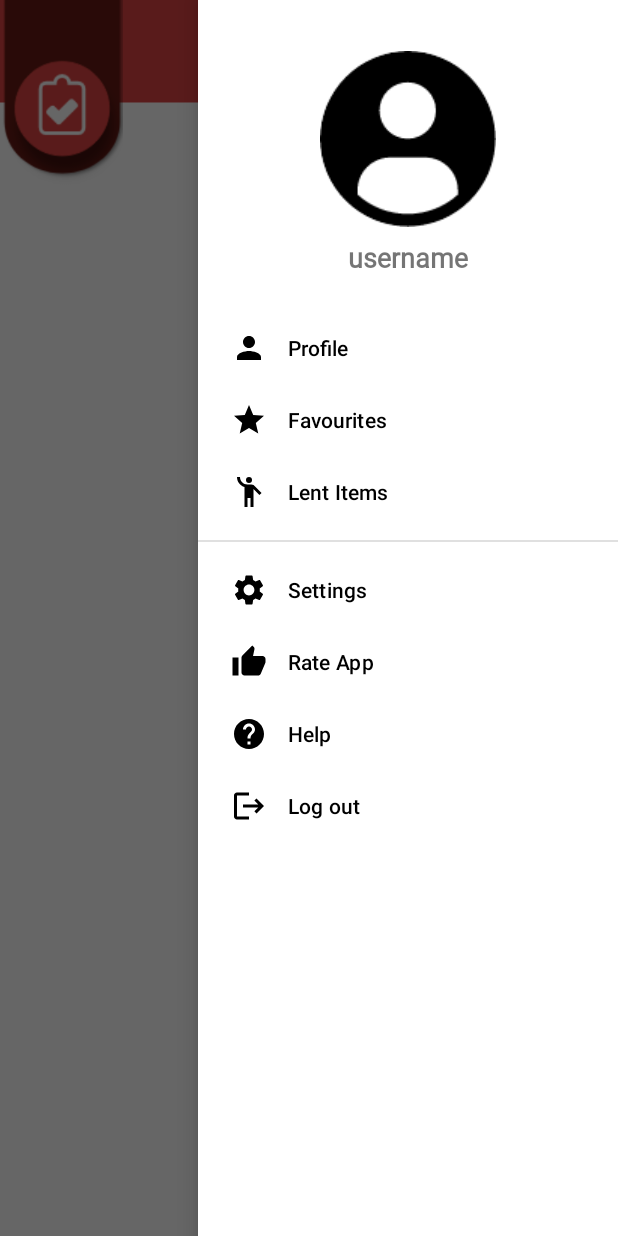
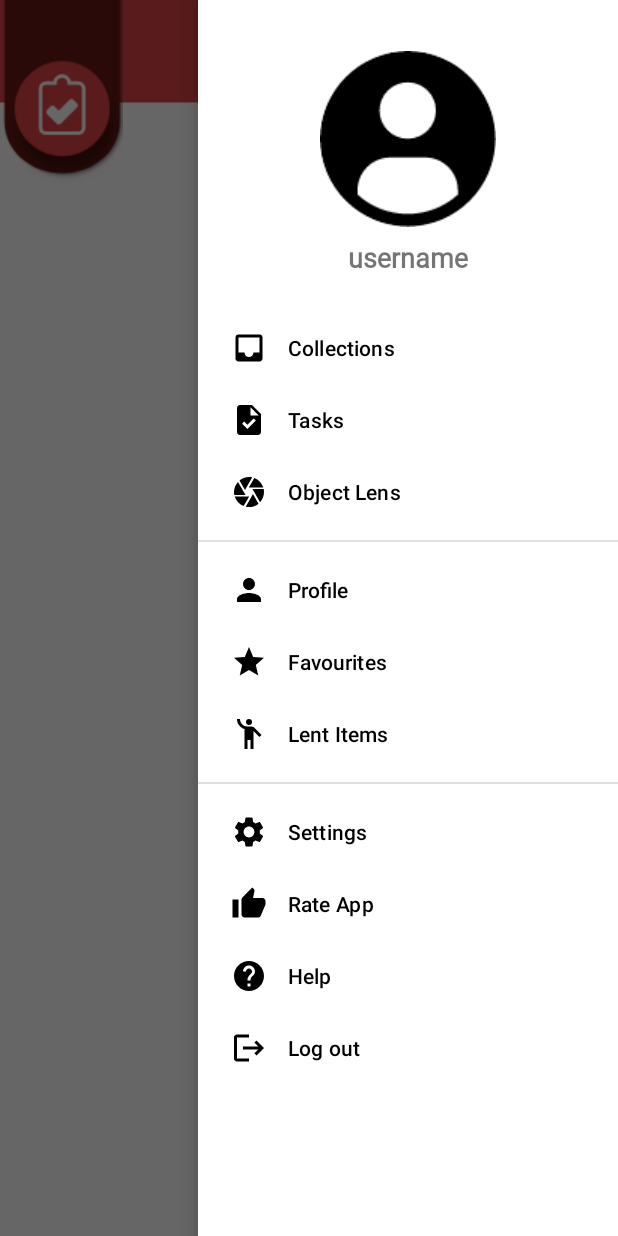
Before and after one commit to Tristand1506/ModernPocket, an Android app: the TasksMain screen opened directly, with no data from a screen before it, with the side drawer open, on a phone screen of 412 x 824 dp. Run offline under Robolectric (Android 15) with nearby library versions, the phone set to English and light mode, and no system bars.

Commit message:
updated sidebar

```diff
--- /dev/null
+++ b/app/src/main/res/drawable/sidebar_collections.xml
@@ -0,0 +1,5 @@
+<vector android:height="24dp" android:tint="#2D2F31"
+    android:viewportHeight="24" android:viewportWidth="24"
+    android:width="24dp" xmlns:android="http://schemas.android.com/apk/res/android">
+    <path android:fillColor="@android:color/white" android:pathData="M19,3L4.99,3c-1.11,0 -1.98,0.89 -1.98,2L3,19c0,1.1 0.88,2 1.99,2L19,21c1.1,0 2,-0.9 2,-2L21,5c0,-1.11 -0.9,-2 -2,-2zM19,15h-4c0,1.66 -1.35,3 -3,3s-3,-1.34 -3,-3L4.99,15L4.99,5L19,5v10z"/>
+</vector>
--- /dev/null
+++ b/app/src/main/res/drawable/sidebar_lens.xml
@@ -0,0 +1,5 @@
+<vector android:height="24dp" android:tint="#2D2F31"
+    android:viewportHeight="24" android:viewportWidth="24"
+    android:width="24dp" xmlns:android="http://schemas.android.com/apk/res/android">
+    <path android:fillColor="@android:color/white" android:pathData="M9.4,10.5l4.77,-8.26C13.47,2.09 12.75,2 12,2c-2.4,0 -4.6,0.85 -6.32,2.25l3.66,6.35 0.06,-0.1zM21.54,9c-0.92,-2.92 -3.15,-5.26 -6,-6.34L11.88,9h9.66zM21.8,10h-7.49l0.29,0.5 4.76,8.25C21,16.97 22,14.61 22,12c0,-0.69 -0.07,-1.35 -0.2,-2zM8.54,12l-3.9,-6.75C3.01,7.03 2,9.39 2,12c0,0.69 0.07,1.35 0.2,2h7.49l-1.15,-2zM2.46,15c0.92,2.92 3.15,5.26 6,6.34L12.12,15L2.46,15zM13.73,15l-3.9,6.76c0.7,0.15 1.42,0.24 2.17,0.24 2.4,0 4.6,-0.85 6.32,-2.25l-3.66,-6.35 -0.93,1.6z"/>
+</vector>
--- /dev/null
+++ b/app/src/main/res/drawable/sidebar_tasks.xml
@@ -0,0 +1,5 @@
+<vector android:height="24dp" android:tint="#2D2F31"
+    android:viewportHeight="24" android:viewportWidth="24"
+    android:width="24dp" xmlns:android="http://schemas.android.com/apk/res/android">
+    <path android:fillColor="@android:color/white" android:pathData="M14,2H6C4.9,2 4.01,2.9 4.01,4L4,20c0,1.1 0.89,2 1.99,2H18c1.1,0 2,-0.9 2,-2V8L14,2zM10.94,18L7.4,14.46l1.41,-1.41l2.12,2.12l4.24,-4.24l1.41,1.41L10.94,18zM13,9V3.5L18.5,9H13z"/>
+</vector>
--- a/app/src/main/res/layout/dialog_task_create.xml
+++ b/app/src/main/res/layout/dialog_task_create.xml
@@ -79,7 +79,7 @@
         android:id="@+id/create_task_prompt"
         android:layout_width="wrap_content"
         android:layout_height="wrap_content"
-        android:layout_marginTop="24dp"
+        android:layout_marginTop="16dp"
         android:fontFamily="@font/segoeuisl"
         android:text="Enter Name and Due Date"
         android:textColor="#000000"
--- a/app/src/main/res/menu/sidebar_menu.xml
+++ b/app/src/main/res/menu/sidebar_menu.xml
@@ -3,8 +3,25 @@
     xmlns:tools="http://schemas.android.com/tools"
     tools:showIn="navigation_view">
 
-    <group android:checkableBehavior="single"
+    <group>
+        <item android:id="@+id/sidebar_collections"
+            android:fontFamily="@font/segoeuisl"
+            android:icon="@drawable/sidebar_collections"
+            android:title="Collections" />
+
+        <item android:id="@+id/sidebar_tasks"
+            android:fontFamily="@font/segoeuisl"
+            android:icon="@drawable/sidebar_tasks"
+            android:title="Tasks" />
+
+        <item android:id="@+id/sidebar_lens"
+            android:fontFamily="@font/segoeuisl"
+            android:icon="@drawable/sidebar_lens"
+            android:title="Object Lens" />
+    </group>
+    <group
         android:id="@+id/group1">
+
         <item android:id="@+id/sidebar_profile"
             android:fontFamily="@font/segoeuisl"
             android:icon="@drawable/sidebar_profile1"
```
